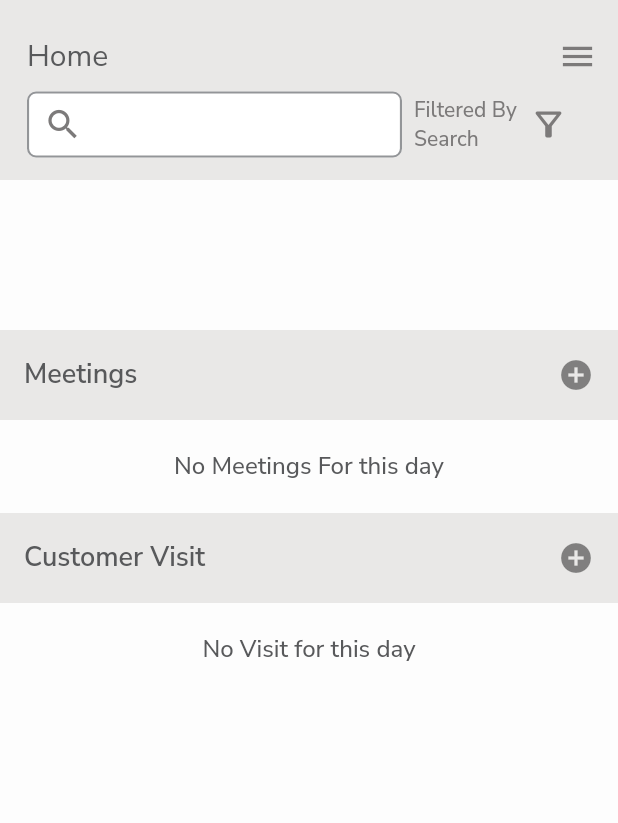
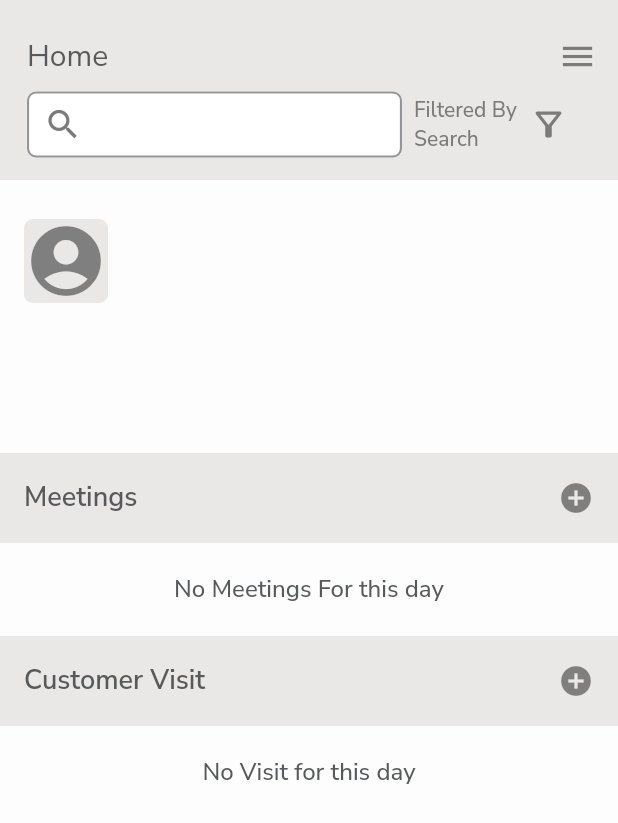
Before and after one commit to Hassan-Ali-Syed/sales_person_app, a Flutter app: the HomePageScreen screen opened by its route, on a phone screen of 412 x 824 dp. Shown: the top 823 px of the screen. Run offline on Flutter 3.47's test engine with Material 3 defaults, Android fonts, the phone set to English and light mode, and no system bars; our stand-ins replace dio, get, get_storage, google_fonts, graphql_flutter, pretty_dio_logger and 1 more; missing offline and left inert: bottom_navbar_with_indicator, flutter_barcode_scanner; accounts and stored records are empty; network calls fail.

Commit message:
Text font sizes and colors ipdated on customer visit screen

```diff
--- a/lib/constants/sizes.dart
+++ b/lib/constants/sizes.dart
@@ -49,6 +49,7 @@ class Sizes {
   static const double ICON_SIZE_70 = 70.0;
   static const double ICON_SIZE_66 = 66.0;
   static const double ICON_SIZE_60 = 60.0;
+  static const double ICON_SIZE_56 = 56.0;
   static const double ICON_SIZE_50 = 50.0;
   static const double ICON_SIZE_44 = 44.0;
   static const double ICON_SIZE_42 = 42.0;
--- a/lib/constants/strings.dart
+++ b/lib/constants/strings.dart
@@ -35,7 +35,7 @@ class AppStrings {
   static const String CONTACT_TITLE = 'Contact';
   static const String MORE_TITLE = 'More';
   static const String ADD_CONTACT = 'Add contact';
-  static const String CUSTOMER_VISIT = 'Customer visit';
+  static const String CUSTOMER_VISIT = 'Customer Visit';
 
   // hint_text
   static const String NAME = 'Name';
--- a/lib/views/customer_visit/components/custom_header_row.dart
+++ b/lib/views/customer_visit/components/custom_header_row.dart
@@ -57,7 +57,11 @@ class CustomHeaderCell extends StatelessWidget {
         child: Text(
           text,
           textAlign: TextAlign.center,
-          style: context.bodyLarge,
+          style: context.bodySmall.copyWith(
+            fontWeight: FontWeight.w700,
+            fontSize: Sizes.TEXT_SIZE_14,
+            color: const Color(0xff58595B),
+          ),
         ),
       ),
     );
--- a/lib/views/main_page/views/home_page_screen.dart
+++ b/lib/views/main_page/views/home_page_screen.dart
@@ -109,6 +109,22 @@ class HomePageScreen extends GetView<MainPageController> {
                 ),
               ),
               Padding(
+                padding: const EdgeInsets.only(top: Sizes.PADDING_26),
+                child: ListTile(
+                  leading: Container(
+                    height: Sizes.HEIGHT_100,
+                    decoration: BoxDecoration(
+                      borderRadius: BorderRadius.circular(Sizes.RADIUS_6),
+                      color: const Color(0xffE9E8E7),
+                    ),
+                    child: const Icon(
+                      Icons.account_circle,
+                      size: Sizes.ICON_SIZE_56,
+                    ),
+                  ),
+                ),
+              ),
+              Padding(
                 padding: const EdgeInsets.only(
                     top: Sizes.PADDING_100, bottom: Sizes.HEIGHT_20),
                 child: ListTile(
```
Also changed, not shown: lib/views/customer_visit/components/custom_row_data_cells.dart (+20 -16 lines), lib/views/customer_visit/controllers/customer_visit_controller.dart (+6 -2 lines), lib/views/customer_visit/views/customer_visit_screen.dart (+46 -17 lines).
